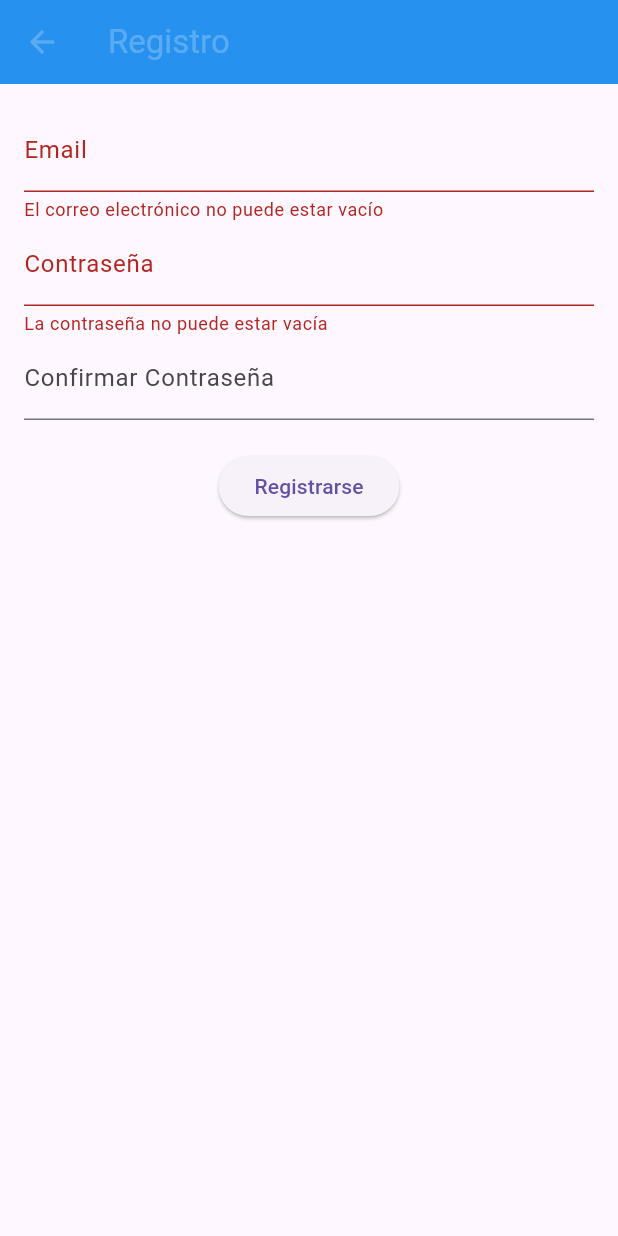
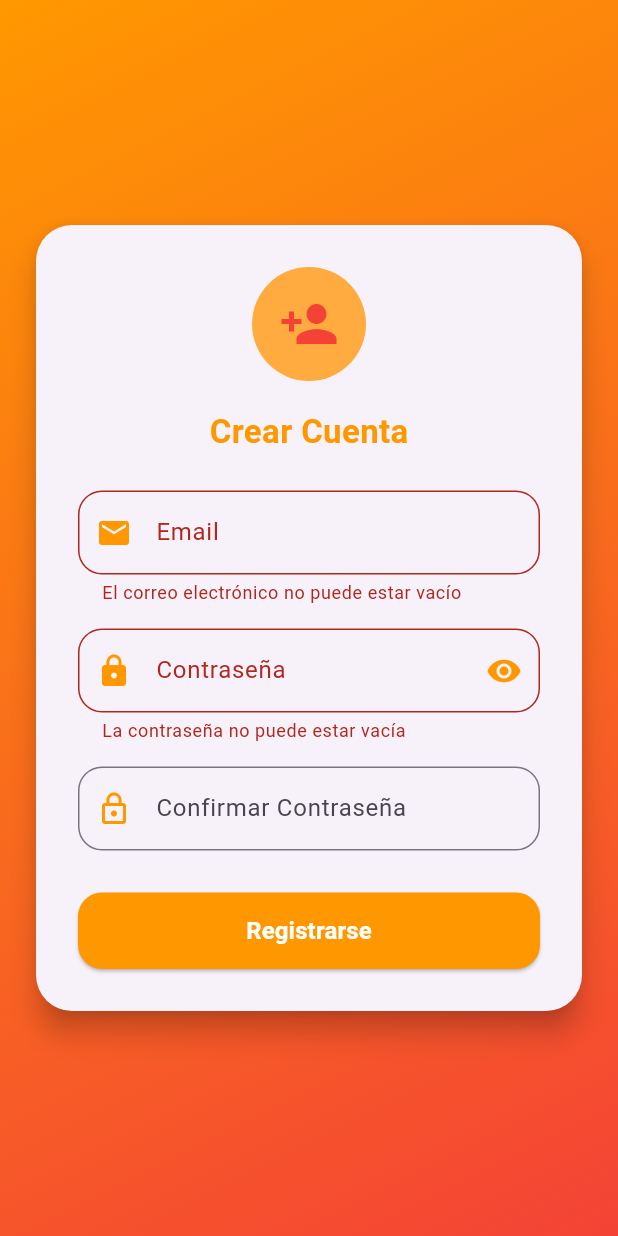
Before and after one commit to ArielGuevara/Moviles_Gestor_Tareas_Firebase, a Flutter app: the RegisterView screen opened by its route, after a tap on "Registrarse", on a phone screen of 412 x 824 dp. Run offline on Flutter 3.47's test engine with Material 3 defaults, Android fonts, the phone set to English and light mode, and no system bars; our stand-ins replace cloud_firestore, firebase_auth, firebase_core; accounts and stored records are empty.

Commit message:
refactor register view with improved UI and loading state management

```diff
--- a/lib/views/pages/register_view.dart
+++ b/lib/views/pages/register_view.dart
@@ -1,8 +1,5 @@
 import 'package:flutter/material.dart';
-import 'package:pry_gestion_tareas/services/login_service.dart';
-import 'package:pry_gestion_tareas/views/login_view.dart';
 import 'package:pry_gestion_tareas/services/register_service.dart';
-
 
 class RegisterView extends StatefulWidget {
   @override
@@ -14,6 +11,8 @@ class _RegisterPageState extends State<RegisterView> {
   final _emailController = TextEditingController();
   final _claveController = TextEditingController();
   final _confirmClaveController = TextEditingController();
+  bool _obscureText = true;
+  bool _isLoading = false;
 
   final controller = RegisterService();
 
@@ -28,28 +27,88 @@ class _RegisterPageState extends State<RegisterView> {
   @override
   Widget build(BuildContext context) {
     return Scaffold(
-      appBar: AppBar(title: Text('Registro')),
-      body: Padding(
-        padding: const EdgeInsets.all(16.0),
+      body: Container(
+        decoration: const BoxDecoration(
+          gradient: LinearGradient(
+            colors: [Colors.orange, Colors.red],
+            begin: Alignment.topLeft,
+            end: Alignment.bottomRight,
+          ),
+        ),
+        child: Center(
+          child: SingleChildScrollView(
+            child: Card(
+              elevation: 8,
+              shape: RoundedRectangleBorder(
+                borderRadius: BorderRadius.circular(24),
+              ),
+              margin: const EdgeInsets.symmetric(horizontal: 24, vertical: 24),
+              child: Padding(
+                padding: const EdgeInsets.all(28.0),
                 child: Form(
                   key: _formKey,
                   child: Column(
+                    mainAxisSize: MainAxisSize.min,
                     children: [
+                      CircleAvatar(
+                        backgroundColor: Colors.orangeAccent,
+                        radius: 38,
+                        child: Icon(Icons.person_add, size: 40, color: Colors.red),
+                      ),
+                      const SizedBox(height: 18),
+                      Text(
+                        'Crear Cuenta',
+                        style: TextStyle(
+                          fontSize: 22,
+                          fontWeight: FontWeight.bold,
+                          color: Colors.orange,
+                        ),
+                      ),
+                      const SizedBox(height: 24),
                       TextFormField(
                         controller: _emailController,
-                decoration: InputDecoration(labelText: 'Email'),
-                validator: controller.validarEmail, // Cambiado a LoginService
+                        decoration: InputDecoration(
+                          prefixIcon: Icon(Icons.email, color: Colors.orange),
+                          labelText: 'Email',
+                          border: OutlineInputBorder(
+                            borderRadius: BorderRadius.circular(16),
                           ),
+                        ),
+                        validator: controller.validarEmail,
+                      ),
+                      const SizedBox(height: 16),
                       TextFormField(
                         controller: _claveController,
-                obscureText: true,
-                decoration: InputDecoration(labelText: 'Contraseña'),
+                        obscureText: _obscureText,
+                        decoration: InputDecoration(
+                          prefixIcon: Icon(Icons.lock, color: Colors.orange),
+                          labelText: 'Contraseña',
+                          border: OutlineInputBorder(
+                            borderRadius: BorderRadius.circular(16),
+                          ),
+                          suffixIcon: IconButton(
+                            icon: Icon(
+                              _obscureText ? Icons.visibility : Icons.visibility_off,
+                              color: Colors.orange,
+                            ),
+                            onPressed: () {
+                              setState(() => _obscureText = !_obscureText);
+                            },
+                          ),
+                        ),
                         validator: controller.validarClave,
                       ),
+                      const SizedBox(height: 16),
                       TextFormField(
                         controller: _confirmClaveController,
-                obscureText: true,
-                decoration: InputDecoration(labelText: 'Confirmar Contraseña'),
+                        obscureText: _obscureText,
+                        decoration: InputDecoration(
+                          prefixIcon: Icon(Icons.lock_outline, color: Colors.orange),
+                          labelText: 'Confirmar Contraseña',
+                          border: OutlineInputBorder(
+                            borderRadius: BorderRadius.circular(16),
+                          ),
+                        ),
                         validator: (value) {
                           if (value != _claveController.text) {
                             return 'Las contraseñas no coinciden';
@@ -57,25 +116,52 @@ class _RegisterPageState extends State<RegisterView> {
                           return null;
                         },
                       ),
-              SizedBox(height: 20),
-              ElevatedButton(
-                onPressed: () async {
+                      const SizedBox(height: 28),
+                      SizedBox(
+                        width: double.infinity,
+                        child: ElevatedButton(
+                          style: ElevatedButton.styleFrom(
+                            padding: const EdgeInsets.symmetric(vertical: 14),
+                            shape: RoundedRectangleBorder(
+                              borderRadius: BorderRadius.circular(16),
+                            ),
+                            backgroundColor: Colors.orange,
+                          ),
+                          onPressed: _isLoading
+                              ? null
+                              : () async {
                             if (_formKey.currentState!.validate()) {
+                              setState(() => _isLoading = true);
                               String mensajeValidator = await controller.register(
                                   _emailController,
                                   _claveController,
                                   context
                               );
-                    //Navigator.pop(context);
+                              if (mounted) setState(() => _isLoading = false);
                               ScaffoldMessenger.of(context).showSnackBar(
-                      SnackBar(content: Text(mensajeValidator,
-                        selectionColor: Colors.white,)),
+                                SnackBar(content: Text(mensajeValidator)),
                               );
                             }
                           },
-                child: Text('Registrarse'),
+                          child: _isLoading
+                              ? CircularProgressIndicator(
+                            valueColor: AlwaysStoppedAnimation(Colors.white),
+                          )
+                              : Text(
+                            'Registrarse',
+                            style: TextStyle(
+                              color: Colors.white,
+                              fontSize: 16,
+                              fontWeight: FontWeight.bold,
+                            ),
+                          ),
+                        ),
                       ),
                     ],
+                  ),
+                ),
+              ),
+            ),
           ),
         ),
       ),
```
Lines whose indentation alone changed are shown as unchanged.
